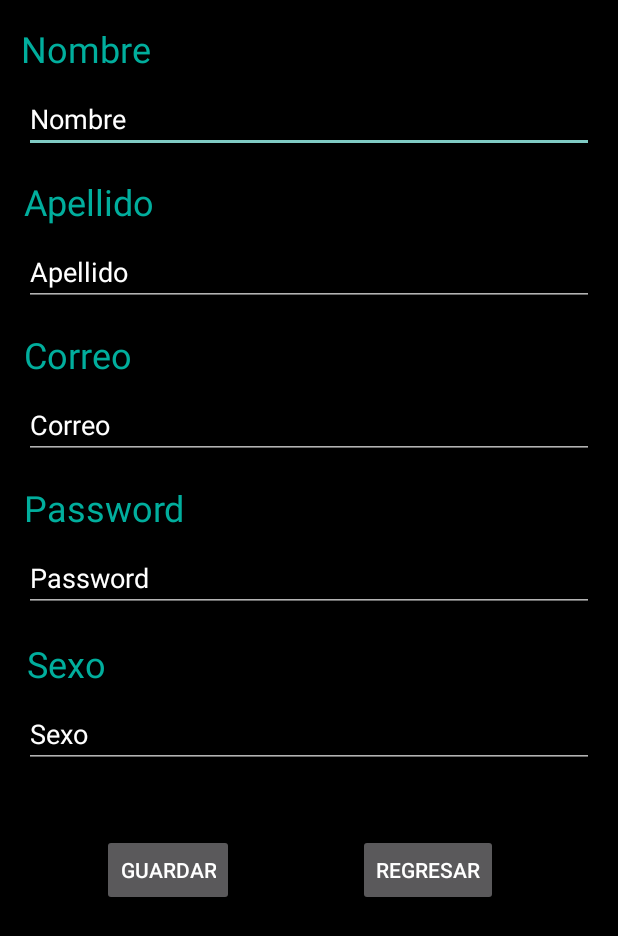
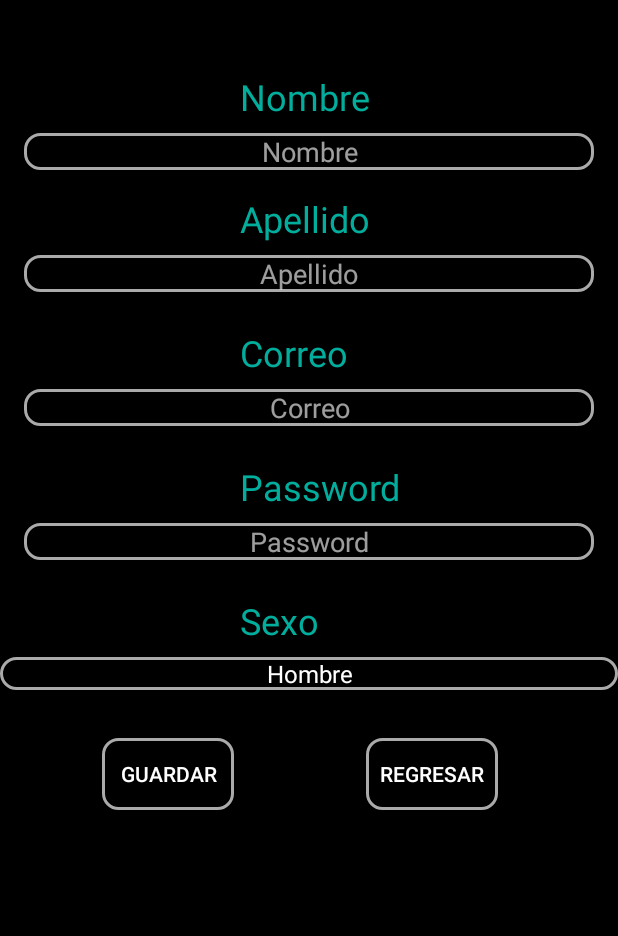
Before and after one commit to JonierJimenez/taller1_android, an Android app: the RegistroActivity screen opened directly, with no data from a screen before it, on a phone screen of 412 x 824 dp. Shown: the top 936 px of the screen. Run offline under Robolectric (Android 15) with nearby library versions, the phone set to English and light mode, and no system bars; libraries missing offline, so code that uses them is left out: com.basgeekball.awesomevalidation; 3 statements that could not run were skipped.

Commit message:
TextoActivity

```diff
--- a/app/src/main/java/com/example/taller1/MainActivity.java
+++ b/app/src/main/java/com/example/taller1/MainActivity.java
@@ -57,12 +57,12 @@ public class MainActivity extends AppCompatActivity implements View.OnClickListe
         login.setEnabled(false);//boton desactivado
         cargarPreferencias();
 
-        for (int i = 0; i < usuarios.size(); i ++){
+       /* for (int i = 0; i < usuarios.size(); i ++){
             Toast.makeText(this, "m: "+usuarios.get(i).usuario.toString(), Toast.LENGTH_SHORT).show();
         }
         for (int i = 0; i < usuarios.size(); i ++){
             Toast.makeText(this, "m: "+usuarios.get(i).password.toString(), Toast.LENGTH_SHORT).show();
-        }
+        }*/
     }
 
     @Override
--- a/app/src/main/java/com/example/taller1/RegistroActivity.java
+++ b/app/src/main/java/com/example/taller1/RegistroActivity.java
@@ -6,8 +6,11 @@ import android.content.Intent;
 import android.os.Bundle;
 import android.util.Patterns;
 import android.view.View;
+import android.widget.AdapterView;
+import android.widget.ArrayAdapter;
 import android.widget.Button;
 import android.widget.EditText;
+import android.widget.Spinner;
 import android.widget.Toast;
 
 import com.basgeekball.awesomevalidation.AwesomeValidation;
@@ -15,10 +18,13 @@ import com.basgeekball.awesomevalidation.ValidationStyle;
 
 import java.util.regex.Pattern;
 
-public class RegistroActivity extends AppCompatActivity implements View.OnClickListener {
+public class RegistroActivity extends AppCompatActivity implements View.OnClickListener,AdapterView.OnItemSelectedListener {
 
+    Spinner genero;
+    String[] generos={"Hombre","Mujer"};
+    String Sgenero="Hombre";
     Button regresar, guardarR;
-    EditText nombre, apellido, correo, clave, sexo;
+    EditText nombre, apellido, correo, clave;
 
     AwesomeValidation validar;
     @Override
@@ -30,7 +36,7 @@ public class RegistroActivity extends AppCompatActivity implements View.OnClickL
         apellido = findViewById(R.id.edtApellido);
         correo = findViewById(R.id.edtCorreo);
         clave = findViewById(R.id.edtPasswordR);
-        sexo = findViewById(R.id.edtSexo);
+
 
         regresar = findViewById(R.id.btnRegresar);
         guardarR= findViewById(R.id.btnGuardar);
@@ -38,9 +44,18 @@ public class RegistroActivity extends AppCompatActivity implements View.OnClickL
         regresar.setOnClickListener(this);
         guardarR.setOnClickListener(this);
 
+        //implementamos el spinner
+        genero = findViewById(R.id.spGenero);
+        ArrayAdapter adapter = new ArrayAdapter(this,android.R.layout.simple_spinner_item, generos);
+        adapter.setDropDownViewResource(android.R.layout.simple_spinner_dropdown_item);
+        genero.setAdapter(adapter);
+        genero.setOnItemSelectedListener(this);
+
         validar = new AwesomeValidation(ValidationStyle.BASIC);
         validar.addValidation(this,R.id.edtPasswordR,".{6,}",R.string.invalid_Password);
         validar.addValidation(this,R.id.edtCorreo, Patterns.EMAIL_ADDRESS,R.string.invalid_Correo);
+
+
     }
 
     @Override
@@ -48,17 +63,18 @@ public class RegistroActivity extends AppCompatActivity implements View.OnClickL
         switch (v.getId()){
             case R.id.btnGuardar:
                     if(validar.validate()){
-                        //MainActivity.usuarios.add(new Usuarios(nombre.getText().toString(),apellido.getText().toString(),correo.getText().toString(),clave.getText().toString(),sexo.getText().toString()));
-                        MainActivity.usuarios.add(new Usuarios(nombre.getText().toString(), clave.getText().toString()));
-                        limpiar();
+                        MainActivity.usuarios.add(new Usuarios(nombre.getText().toString(),apellido.getText().toString(),correo.getText().toString(),clave.getText().toString(),Sgenero));
                         Toast.makeText(this, "AGREGADO CON EXITO", Toast.LENGTH_SHORT).show();
+                        Intent i = new Intent(getApplicationContext(),MainActivity.class);
+                        i.putExtra("bandera",1);
+                        startActivity(i);
+                        finish();
 
                     }else{
                         Toast.makeText(this, "Ingrese una contraseña de 6 digitos", Toast.LENGTH_SHORT).show();
                     }
                     break;
             case R.id.btnRegresar:
-                Toast.makeText(this, "hola mundo regresa", Toast.LENGTH_SHORT).show();
                 Intent i = new Intent(getApplicationContext(),MainActivity.class);
                 i.putExtra("bandera",1);
                 startActivity(i);
@@ -67,11 +83,22 @@ public class RegistroActivity extends AppCompatActivity implements View.OnClickL
         }
     }
 
+    @Override
+    public void onItemSelected(AdapterView<?> parent, View view, int position, long id) {
+        Sgenero = parent.getItemAtPosition(position).toString();
+        Toast.makeText(this, Sgenero, Toast.LENGTH_SHORT).show();
+    }
+
+    @Override
+    public void onNothingSelected(AdapterView<?> parent) {
+
+    }
+
+
     public void limpiar(){
         nombre.setText("");
         correo.setText("");
         apellido.setText("");
         clave.setText("");
-        sexo.setText("");
     }
 }
--- a/app/src/main/res/layout/activity_registro.xml
+++ b/app/src/main/res/layout/activity_registro.xml
@@ -11,7 +11,7 @@
         android:id="@+id/textView2"
         android:layout_width="wrap_content"
         android:layout_height="wrap_content"
-        android:layout_marginStart="16dp"
+        android:layout_marginStart="160dp"
         android:layout_marginTop="16dp"
         android:text="Apellido"
         android:textColor="#01AE9D"
@@ -24,14 +24,11 @@
         android:id="@+id/textView"
         android:layout_width="wrap_content"
         android:layout_height="wrap_content"
-        android:layout_marginStart="8dp"
-        android:layout_marginTop="16dp"
-        android:layout_marginEnd="207dp"
+        android:layout_marginStart="160dp"
+        android:layout_marginTop="48dp"
         android:text="Nombre"
         android:textColor="#01AE9D"
         android:textSize="24sp"
-        app:layout_constraintEnd_toEndOf="parent"
-        app:layout_constraintHorizontal_bias="0.057"
         app:layout_constraintStart_toStartOf="parent"
         app:layout_constraintTop_toTopOf="parent" />
 
@@ -42,10 +39,12 @@
         android:layout_marginStart="16dp"
         android:layout_marginTop="8dp"
         android:layout_marginEnd="16dp"
+        android:background="@drawable/bg_round"
         android:ems="10"
         android:hint="Nombre"
         android:inputType="textPersonName"
-        android:textColorHint="#FFFFFF"
+        android:textAlignment="center"
+        android:textColorHint="#9EFFFFFF"
         app:layout_constraintEnd_toEndOf="parent"
         app:layout_constraintHorizontal_bias="1.0"
         app:layout_constraintStart_toStartOf="parent"
@@ -58,10 +57,12 @@
         android:layout_marginStart="16dp"
         android:layout_marginTop="8dp"
         android:layout_marginEnd="16dp"
+        android:textAlignment="center"
+        android:background="@drawable/bg_round"
         android:ems="10"
         android:hint="Apellido"
         android:inputType="textPersonName"
-        android:textColorHint="#FFFFFF"
+        android:textColorHint="#9EFFFFFF"
         app:layout_constraintEnd_toEndOf="parent"
         app:layout_constraintStart_toStartOf="parent"
         app:layout_constraintTop_toBottomOf="@+id/textView2" />
@@ -70,8 +71,8 @@
         android:id="@+id/textView3"
         android:layout_width="wrap_content"
         android:layout_height="wrap_content"
-        android:layout_marginStart="16dp"
-        android:layout_marginTop="16dp"
+        android:layout_marginStart="160dp"
+        android:layout_marginTop="24dp"
         android:text="Correo"
         android:textColor="#01AE9D"
         android:textSize="24sp"
@@ -85,10 +86,12 @@
         android:layout_marginStart="16dp"
         android:layout_marginTop="8dp"
         android:layout_marginEnd="16dp"
+        android:background="@drawable/bg_round"
         android:ems="10"
         android:hint="Correo"
         android:inputType="textPersonName"
-        android:textColorHint="#FFFFFF"
+        android:textAlignment="center"
+        android:textColorHint="#9EFFFFFF"
         app:layout_constraintEnd_toEndOf="parent"
         app:layout_constraintStart_toStartOf="parent"
         app:layout_constraintTop_toBottomOf="@+id/textView3" />
@@ -97,8 +100,8 @@
         android:id="@+id/textView4"
         android:layout_width="wrap_content"
         android:layout_height="wrap_content"
-        android:layout_marginStart="16dp"
-        android:layout_marginTop="16dp"
+        android:layout_marginStart="160dp"
+        android:layout_marginTop="24dp"
         android:text="Password"
         android:textColor="#01AE9D"
         android:textSize="24sp"
@@ -112,10 +115,12 @@
         android:layout_marginStart="16dp"
         android:layout_marginTop="8dp"
         android:layout_marginEnd="16dp"
+        android:textAlignment="center"
+        android:background="@drawable/bg_round"
         android:ems="10"
         android:hint="Password"
         android:inputType="textPersonName"
-        android:textColorHint="#FFFFFF"
+        android:textColorHint="#9EFFFFFF"
         app:layout_constraintEnd_toEndOf="parent"
         app:layout_constraintStart_toStartOf="parent"
         app:layout_constraintTop_toBottomOf="@+id/textView4" />
@@ -124,47 +129,45 @@
         android:id="@+id/textView5"
         android:layout_width="wrap_content"
         android:layout_height="wrap_content"
-        android:layout_marginStart="18dp"
-        android:layout_marginTop="18dp"
+        android:layout_marginStart="160dp"
+        android:layout_marginTop="24dp"
         android:text="Sexo"
         android:textColor="#01AE9D"
         android:textSize="24sp"
         app:layout_constraintStart_toStartOf="parent"
         app:layout_constraintTop_toBottomOf="@+id/edtPasswordR" />
 
-    <EditText
-        android:id="@+id/edtSexo"
-        android:layout_width="match_parent"
-        android:layout_height="wrap_content"
-        android:layout_marginStart="16dp"
-        android:layout_marginTop="8dp"
-        android:layout_marginEnd="16dp"
-        android:ems="10"
-        android:hint="Sexo"
-        android:inputType="textPersonName"
-        android:textColorHint="#FFFFFF"
-        app:layout_constraintEnd_toEndOf="parent"
-        app:layout_constraintStart_toStartOf="parent"
-        app:layout_constraintTop_toBottomOf="@+id/textView5" />
-
     <Button
         android:id="@+id/btnGuardar"
         android:layout_width="wrap_content"
         android:layout_height="wrap_content"
         android:layout_marginStart="68dp"
-        android:layout_marginTop="44dp"
+        android:layout_marginTop="32dp"
+        android:background="@drawable/bg_round"
         android:text="Guardar"
         app:layout_constraintStart_toStartOf="parent"
-        app:layout_constraintTop_toBottomOf="@+id/edtSexo" />
+        app:layout_constraintTop_toBottomOf="@+id/spGenero" />
 
     <Button
         android:id="@+id/btnRegresar"
         android:layout_width="wrap_content"
         android:layout_height="wrap_content"
-        android:layout_marginTop="44dp"
+        android:layout_marginTop="32dp"
         android:layout_marginEnd="80dp"
+        android:background="@drawable/bg_round"
         android:text="Regresar"
         app:layout_constraintEnd_toEndOf="parent"
-        app:layout_constraintTop_toBottomOf="@+id/edtSexo" />
+        app:layout_constraintTop_toBottomOf="@+id/spGenero" />
+
+    <Spinner
+        android:id="@+id/spGenero"
+        android:layout_width="match_parent"
+        android:layout_height="wrap_content"
+        android:layout_marginTop="8dp"
+        android:background="@drawable/bg_round"
+        android:textAlignment="center"
+        app:layout_constraintEnd_toEndOf="parent"
+        app:layout_constraintStart_toStartOf="parent"
+        app:layout_constraintTop_toBottomOf="@+id/textView5" />
 
 </androidx.constraintlayout.widget.ConstraintLayout>
```
Also changed, not shown: app/src/main/java/com/example/taller1/HomeActivity.java (+6 -1 lines), app/src/main/java/com/example/taller1/HomeGeometriaActivity.java (+22 -9 lines), app/src/main/java/com/example/taller1/HomeTextoActivity.java (+55 -2 lines), app/src/main/res/layout/activity_home_geometria.xml (+20 -3 lines), app/src/main/res/layout/activity_home_texto.xml (+10 -30 lines).
